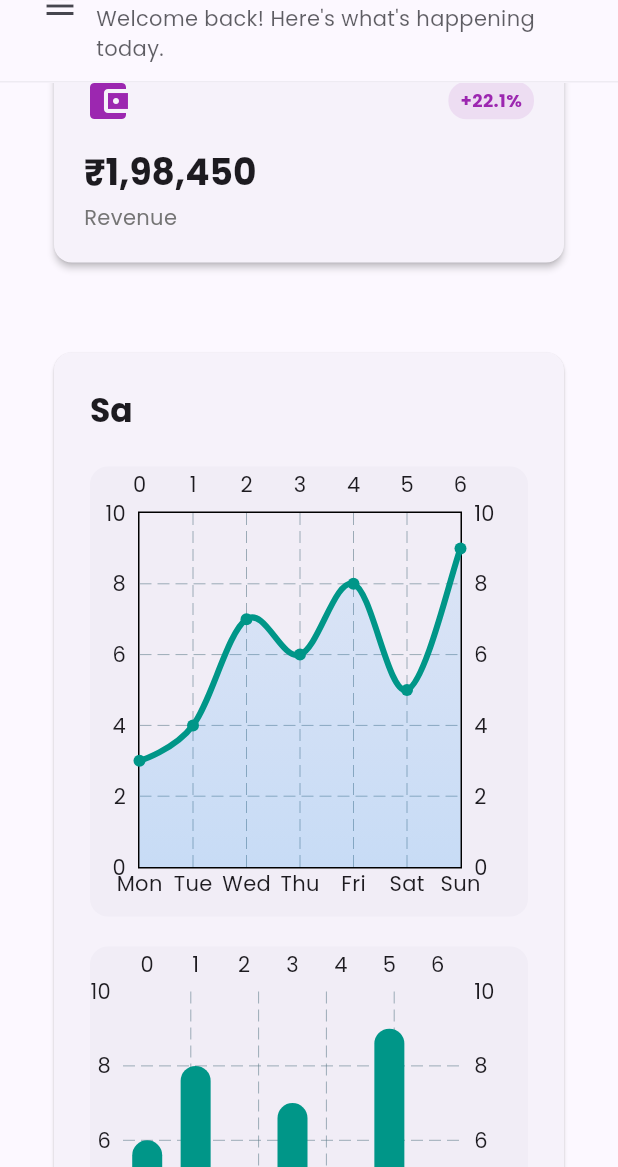
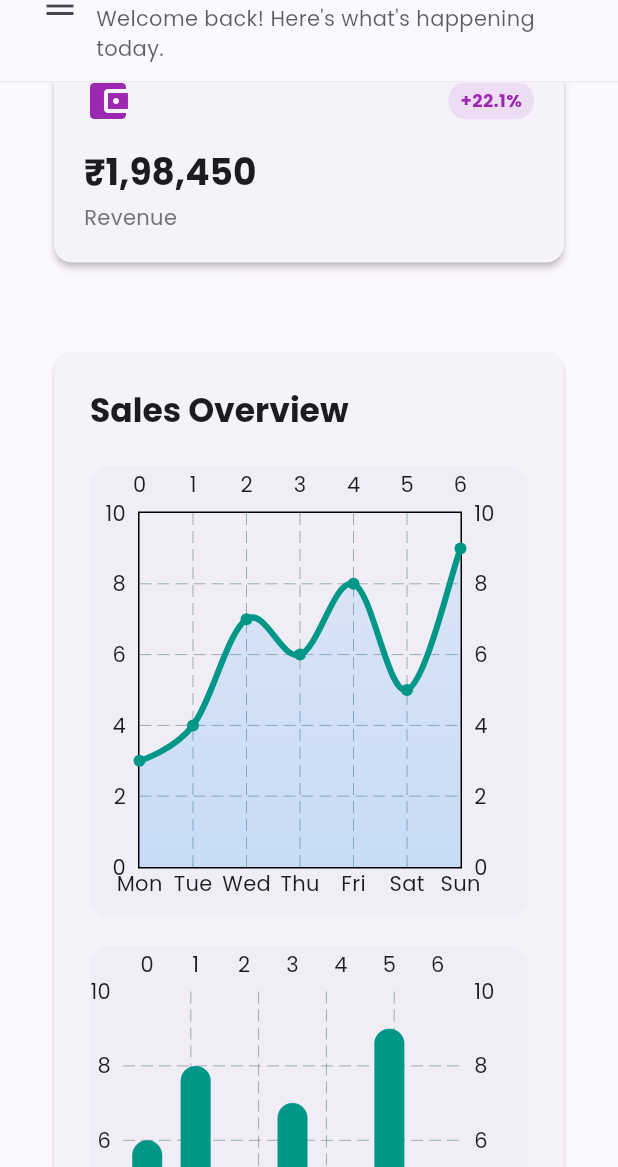
Before and after one commit to mahekpatel019/Flutter-Web-Site, a Flutter app: the screen it shows after launch, scrolled down 576 dp, on a phone screen of 412 x 824 dp, the part 69-1236 px from its top. Run offline on Flutter 3.47's test engine with Material 3 defaults, Android fonts, the light colour scheme and no system bars; drawn by our look-alikes of fl_chart; our stand-ins replace google_fonts.

Commit message:
26-07-2025

```diff
--- a/lib/widgets/dashboard_charts_section.dart
+++ b/lib/widgets/dashboard_charts_section.dart
@@ -15,7 +15,7 @@ class DashboardChartsSection extends StatelessWidget {
           crossAxisAlignment: CrossAxisAlignment.start,
           children: [
             Text(
-              'Sa',
+              'Sales Overview',
               style: Theme.of(
                 context,
               ).textTheme.titleLarge?.copyWith(fontWeight: FontWeight.bold),
```
